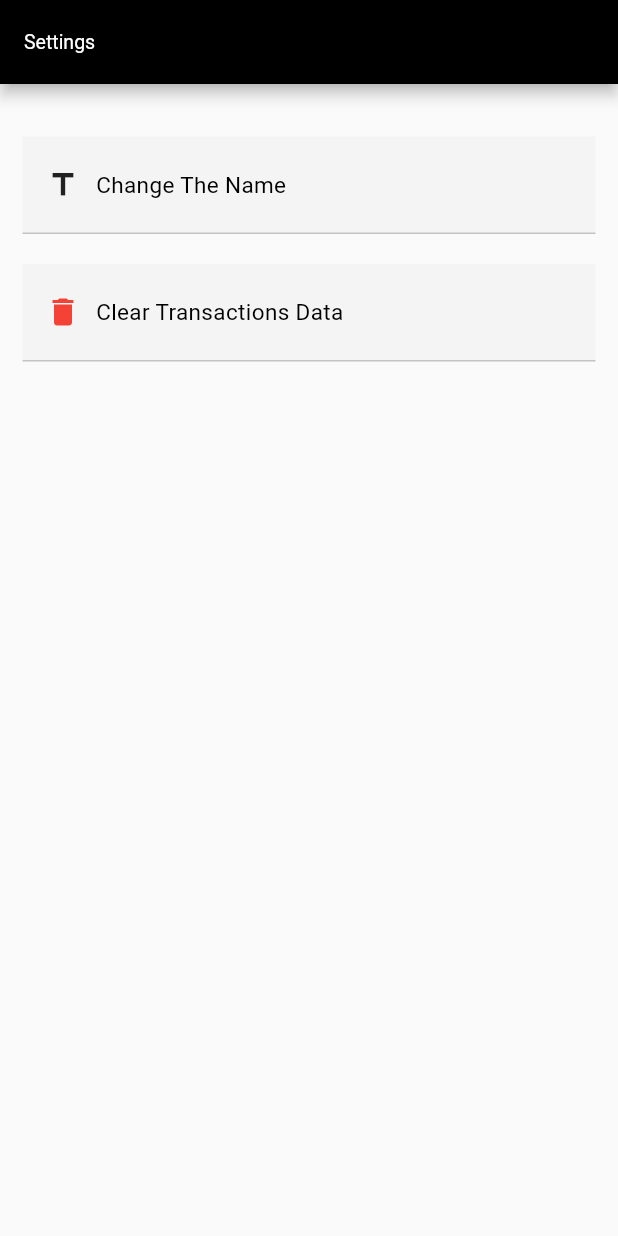
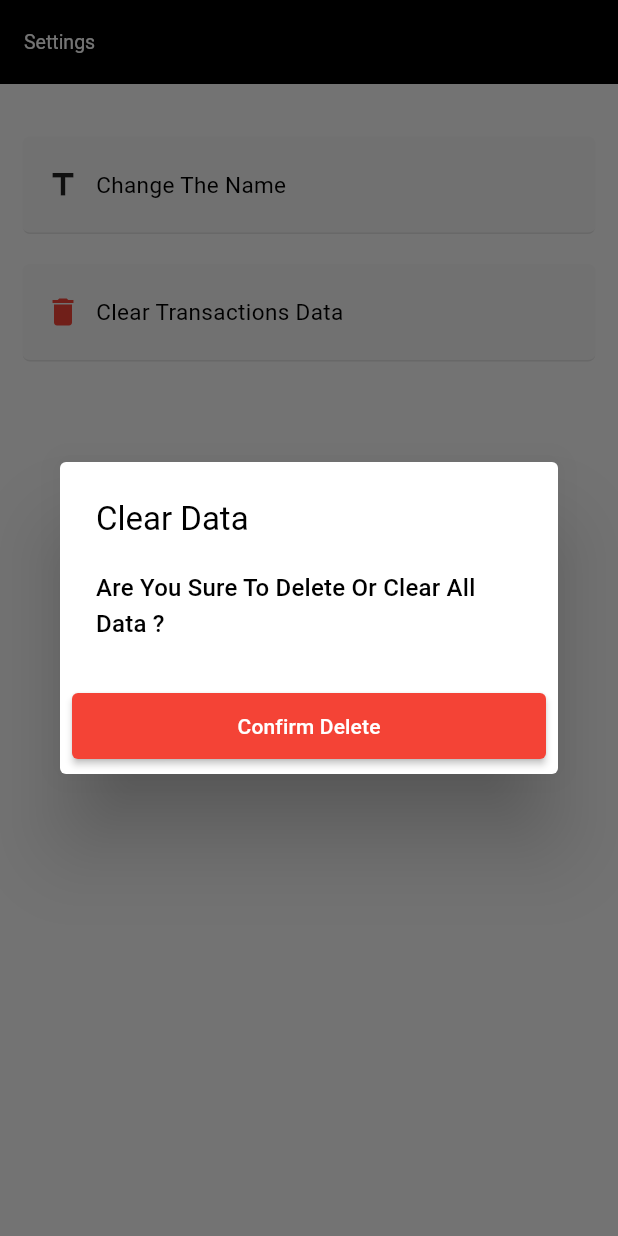
Before and after one commit to ahmedammarsd/expenses_simple_app, a Flutter app: the Settings screen opened directly, after a tap on "Clear Transactions Data", on a phone screen of 412 x 824 dp. Run offline on Flutter 3.47's test engine with Material 3 defaults, Android fonts, the phone set to English and light mode, and no system bars; our stand-ins replace flutter_svg, hive, hive_flutter; accounts and stored records are empty.

Commit message:
finish handle clear date and fix validation in textfield for change name

```diff
--- a/lib/main.dart
+++ b/lib/main.dart
@@ -1,5 +1,4 @@
 import 'package:expenses_test_app/colors/colors.dart';
-import 'package:expenses_test_app/screens/home.dart';
 import 'package:expenses_test_app/page_view.dart';
 
 import 'package:flutter/material.dart';
--- a/lib/screens/Settings.dart
+++ b/lib/screens/Settings.dart
@@ -25,11 +25,18 @@ class _SettingsState extends State<Settings> {
     await nameBox.put("name", newName);
   }
 
+  handleClearData() {
+    Hive.box("transactions_box").clear();
+    var box = Hive.box("safe_box");
+    box.put("balance", 0);
+  }
+
   @override
   Widget build(BuildContext context) {
     return Scaffold(
       appBar: AppBar(
         backgroundColor: kBlack,
+        elevation: 0,
         title: const Text(
           "Settings",
           style: TextStyle(fontSize: 13),
@@ -59,7 +66,9 @@ class _SettingsState extends State<Settings> {
                 color: Colors.red.shade500,
               ),
               title: "Clear Transactions Data",
-              onTap: () {},
+              onTap: () {
+                showDialog(context: context, builder: (context) => clearData());
+              },
             ),
           ],
         ),
@@ -81,6 +90,8 @@ class _SettingsState extends State<Settings> {
           validator: (value) {
             if (value!.isEmpty) {
               return "Name is Required";
+            } else if (value.length <= 2) {
+              return "Name is Not Valid";
             } else {
               return null;
             }
@@ -104,8 +115,10 @@ class _SettingsState extends State<Settings> {
                       ),
                       backgroundColor: Colors.green.shade500),
                   onPressed: () {
-                    updateName(nameUserController.text);
-                    Navigator.of(context).pop();
+                    if (_formKey.currentState!.validate()) {
+                      updateName(nameUserController.text);
+                      Navigator.of(context).pop();
+                    }
                   },
                   child: const Text(
                     "Update",
@@ -116,4 +129,40 @@ class _SettingsState extends State<Settings> {
       ],
     );
   }
+
+  Widget clearData() {
+    return AlertDialog(
+      title: Text(
+        "Clear Data",
+        style: TextStyle(color: kBlack),
+      ),
+      content: Text(
+        "Are You Sure To Delete Or Clear All Data ?",
+        style: TextStyle(
+          color: kBlack,
+        ),
+      ),
+      actions: [
+        Row(
+          children: [
+            Expanded(
+              child: ElevatedButton(
+                  style: ElevatedButton.styleFrom(
+                      padding: const EdgeInsets.symmetric(
+                        vertical: 12,
+                      ),
+                      backgroundColor: Colors.red.shade500),
+                  onPressed: () {
+                    handleClearData();
+                    Navigator.of(context).pop();
+                  },
+                  child: const Text(
+                    "Confirm Delete",
+                  )),
+            ),
+          ],
+        )
+      ],
+    );
+  }
 }
--- a/lib/widgets/items_settings.dart
+++ b/lib/widgets/items_settings.dart
@@ -18,10 +18,11 @@ class ItemSettings extends StatelessWidget {
       child: Container(
         padding: const EdgeInsets.symmetric(vertical: 20, horizontal: 15),
         decoration: BoxDecoration(
-          color: kWhiteTwo.withOpacity(0.3),
+          color: kWhiteTwo.withOpacity(0.2),
+          borderRadius: BorderRadius.circular(5),
           border: Border(
             bottom: BorderSide(
-              color: kBlack.withOpacity(0.2),
+              color: kBlackThree.withOpacity(0.1),
             ),
           ),
         ),
```
Also changed, not shown: lib/widgets/info_account.dart (+3 -10 lines).
